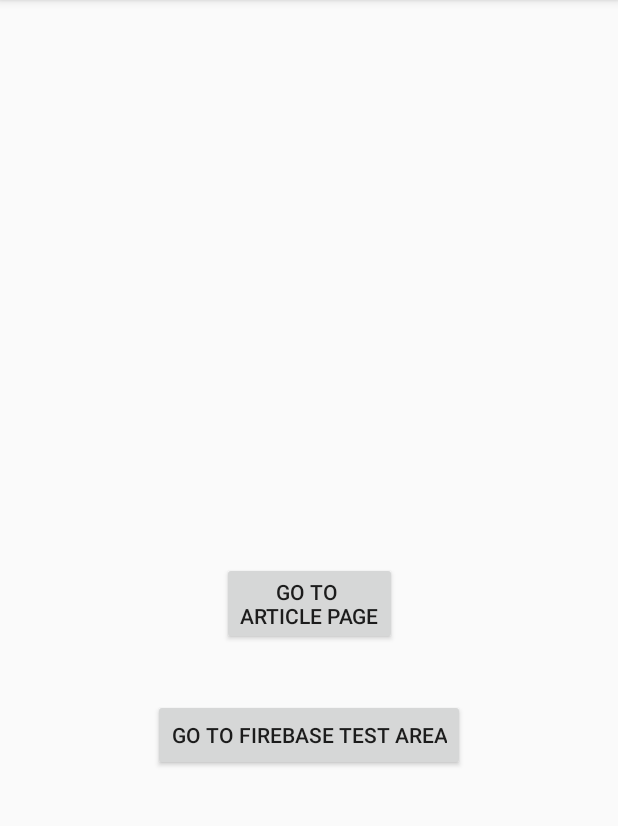
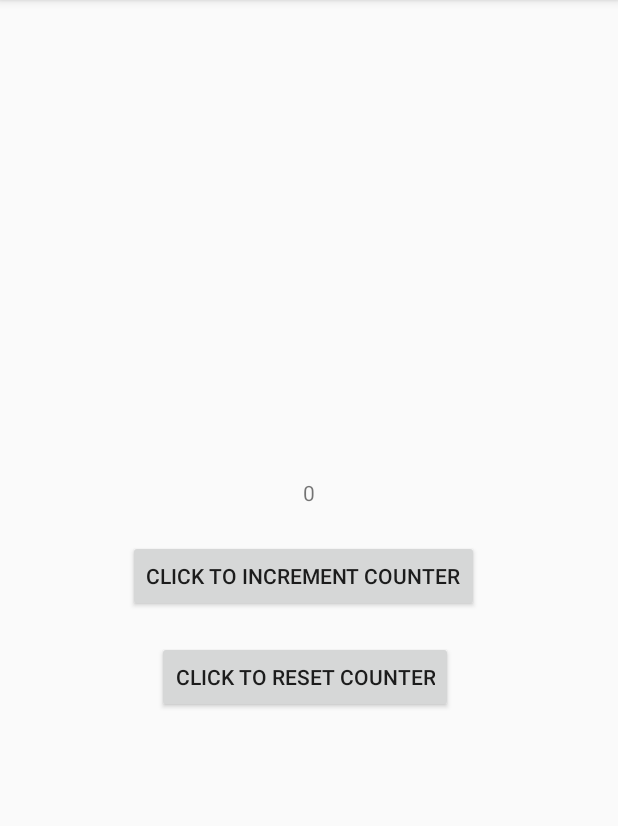
Before and after one commit to lit-luscious-lion-luchadors/The-Universal-Telegram, an Android app: the screen it shows after launch (MainActivity before the commit, UpdatingFireBaseButtonActivity after it), after a tap on "GO TO FIREBASE TEST AREA", on a phone screen of 412 x 824 dp, the part 84-910 px from its top. Run offline under Robolectric (Android 15) with nearby library versions, the phone set to English and light mode, and no system bars; our stand-ins replace Firebase (no records; nobody signed in at launch, a user with empty details on screens opened directly).

Commit message:
Added incremental counter functionality. Still have to figure out a way to update the count from the DB on creation.

```diff
--- a/app/build.gradle
+++ b/app/build.gradle
@@ -26,6 +26,7 @@ dependencies {
     androidTestImplementation 'com.android.support.test:runner:1.0.2'
     androidTestImplementation 'com.android.support.test.espresso:espresso-core:3.0.2'
     implementation 'com.google.firebase:firebase-core:16.0.1'
+    implementation 'com.google.firebase:firebase-database:16.0.1'
 }
 
 apply plugin: 'com.google.gms.google-services'
--- a/app/src/main/AndroidManifest.xml
+++ b/app/src/main/AndroidManifest.xml
@@ -18,6 +18,7 @@
         </activity>
         <activity android:name=".SecondActivity">
         </activity>
+        <activity android:name=".UpdatingFireBaseButtonActivity"></activity>
     </application>
 
 </manifest>
--- a/app/src/main/java/com/example/the_universal_telegram/UpdatingFireBaseButtonActivity.java
+++ b/app/src/main/java/com/example/the_universal_telegram/UpdatingFireBaseButtonActivity.java
@@ -4,7 +4,54 @@ import android.support.v7.app.AppCompatActivity;
 import android.os.Bundle;
 import android.view.View;
 import android.widget.Button;
+import android.widget.TextView;
+
+import com.google.firebase.database.DatabaseReference;
+import com.google.firebase.database.FirebaseDatabase;
 
 public class UpdatingFireBaseButtonActivity extends AppCompatActivity {
 
+    Integer count;
+    TextView counter;
+    Button incrementer;
+    Button resetter;
+
+    private FirebaseDatabase mFirebaseDatabase;
+    private DatabaseReference mCountDatabaseReference;
+
+
+    @Override
+    protected void onCreate(Bundle savedInstanceState) {
+        super.onCreate(savedInstanceState);
+        setContentView(R.layout.activity_firebasetest);
+
+        counter = (TextView) findViewById(R.id.counter);
+        incrementer = (Button) findViewById(R.id.incrementer);
+        resetter = (Button) findViewById(R.id.resetter);
+
+        count = 0; // TODO: This has to change from =0 to being read from the database on creation. Setting to 0 defeats the purpose of a DB.
+        // But the databse works! :)
+
+        counter.setText(count.toString());
+
+        mFirebaseDatabase = FirebaseDatabase.getInstance();
+        mCountDatabaseReference = mFirebaseDatabase.getReference().child("count");
+
+        incrementer.setOnClickListener(new View.OnClickListener(){
+            public void onClick(View v){
+                count = count + 1;
+                mCountDatabaseReference.setValue(count);
+                counter.setText(count.toString());
+            }
+        });
+
+        resetter.setOnClickListener(new View.OnClickListener(){
+            public void onClick(View v){
+                count = 0;
+                mCountDatabaseReference.setValue(count);
+                counter.setText(count.toString());
+            }
+        });
+    }
+
 }
--- /dev/null
+++ b/app/src/main/res/layout/activity_firebasetest.xml
@@ -0,0 +1,36 @@
+<?xml version="1.0" encoding="utf-8"?>
+<android.support.constraint.ConstraintLayout xmlns:android="http://schemas.android.com/apk/res/android"
+    xmlns:app="http://schemas.android.com/apk/res-auto"
+    xmlns:tools="http://schemas.android.com/tools"
+    android:layout_width="match_parent"
+    android:layout_height="match_parent">
+
+    <Button
+        android:id="@+id/incrementer"
+        android:layout_width="wrap_content"
+        android:layout_height="wrap_content"
+        android:text="@string/incrementerText"
+        app:layout_constraintBottom_toBottomOf="parent"
+        app:layout_constraintEnd_toStartOf="@+id/counter"
+        app:layout_constraintStart_toStartOf="@+id/counter"
+        app:layout_constraintTop_toTopOf="parent" />
+
+    <Button
+        android:id="@+id/resetter"
+        android:layout_width="wrap_content"
+        android:layout_height="wrap_content"
+        android:layout_marginStart="19dp"
+        android:layout_marginTop="19dp"
+        android:text="@string/counterResetText"
+        app:layout_constraintStart_toStartOf="@+id/incrementer"
+        app:layout_constraintTop_toBottomOf="@+id/incrementer" />
+
+    <TextView
+        android:id="@+id/counter"
+        android:layout_width="wrap_content"
+        android:layout_height="wrap_content"
+        android:layout_marginBottom="22dp"
+        app:layout_constraintBottom_toTopOf="@+id/incrementer"
+        app:layout_constraintEnd_toEndOf="parent"
+        app:layout_constraintStart_toStartOf="parent" />
+</android.support.constraint.ConstraintLayout>
--- a/app/src/main/res/values/strings.xml
+++ b/app/src/main/res/values/strings.xml
@@ -7,4 +7,6 @@
     <string name="return_home">Return \nHome</string>
     <string name="dummy_text">Far far away, behind the word mountains, far from the countries Vokalia and Consonantia, there live the blind texts. Separated they live in Bookmarksgrove right at the coast of the Semantics, a large language ocean. A small river named Duden flows by their place and supplies it with the necessary regelialia. It is a paradisematic country, in which roasted parts of sentences fly into your mouth. Even the all-powerful Pointing has no control about the blind texts it is an almost unorthographic life One day however a small line of blind text by the name of Lorem Ipsum decided to leave for the far World of Grammar. The Big Oxmox advised her not to do so, because there were thousands of bad Commas, wild Question Marks and</string>
     <string name="fireBaseTester">Go to FireBase test area</string>
+    <string name="incrementerText">Click to increment counter</string>
+    <string name="counterResetText">Click to reset counter</string>
 </resources>
```
